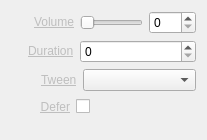
Qt form Widgets/Inspector/InspectorVolumeWidget.ui (CasparCG/client) before a commit.
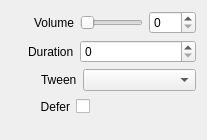
The same form after that commit.

What changed in the file:
```diff
--- a/Widgets/Inspector/InspectorVolumeWidget.ui
+++ b/Widgets/Inspector/InspectorVolumeWidget.ui
@@ -38,7 +38,7 @@
      <item>
       <widget class="QLabel" name="labelVolume">
        <property name="text">
-        <string>&lt;a href=&quot;Volume&quot; style=&quot;color: #BEBEBE;&quot;&gt;Volume&lt;/a&gt;</string>
+        <string>Volume</string>
        </property>
       </widget>
      </item>
@@ -82,7 +82,7 @@
      <item>
       <widget class="QLabel" name="labelDuration">
        <property name="text">
-        <string>&lt;a href=&quot;Duration&quot; style=&quot;color: #BEBEBE;&quot;&gt;Duration&lt;/a&gt;</string>
+        <string>Duration</string>
        </property>
       </widget>
      </item>
@@ -122,7 +122,7 @@
      <item>
       <widget class="QLabel" name="labelEasing">
        <property name="text">
-        <string>&lt;a href=&quot;Tween&quot; style=&quot;color: #BEBEBE;&quot;&gt;Tween&lt;/a&gt;</string>
+        <string>Tween</string>
        </property>
       </widget>
      </item>
@@ -159,7 +159,7 @@
      <item>
       <widget class="QLabel" name="labelDefer">
        <property name="text">
-        <string>&lt;a href=&quot;Defer&quot; style=&quot;color: #BEBEBE;&quot;&gt;Defer&lt;/a&gt;</string>
+        <string>Defer</string>
        </property>
        <property name="alignment">
         <set>Qt::AlignRight|Qt::AlignTrailing|Qt::AlignVCenter</set>
```
